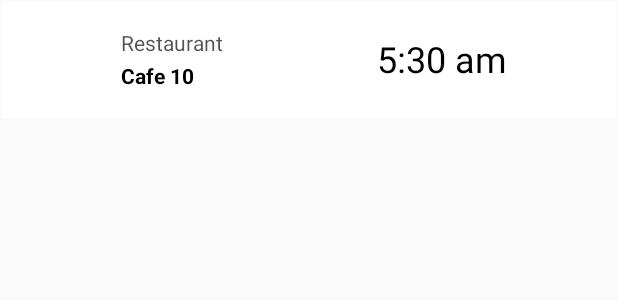
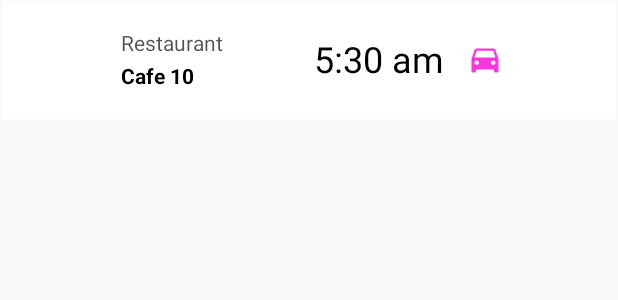
Before and after one commit to allusai/TravelApp, an Android app: the layout schedule_item.xml on its own in the app's theme, with its tools: preview values and no code run, on a phone screen of 412 x 824 dp. Shown: the top 300 px of the screen. Run offline under Robolectric (Android 15) with nearby library versions, the phone set to English and light mode, and no system bars.

Commit message:
Added the ability to call the local rideshare company to take you to the next place on your schedule

```diff
--- a/app/src/main/java/com/example/travelapp/QueryMaker.java
+++ b/app/src/main/java/com/example/travelapp/QueryMaker.java
@@ -38,7 +38,7 @@ public class QueryMaker {
                 String[] tokens = line.split(",");
 
                 //Make a TouristLocation object with the right casting
-                TouristLocation newLoc = new TouristLocation(tokens[0], tokens[1], tokens[2], tokens[3], tokens[4], Boolean.parseBoolean(tokens[5]), Double.parseDouble(tokens[6]), tokens[7], Integer.parseInt(tokens[8]), Integer.parseInt(tokens[9]));
+                TouristLocation newLoc = new TouristLocation(tokens[0], tokens[1], tokens[2], tokens[3], tokens[4], Boolean.parseBoolean(tokens[5]), Double.parseDouble(tokens[6]), tokens[7], Integer.parseInt(tokens[8]), Integer.parseInt(tokens[9]), tokens[10]);
 
                 //Add this TouristLocation to the array
                 placesList[i] = newLoc;
--- /dev/null
+++ b/app/src/main/res/drawable/ic_baseline_directions_car_24.xml
@@ -0,0 +1,5 @@
+<vector android:height="24dp" android:tint="#FF35DD"
+    android:viewportHeight="24" android:viewportWidth="24"
+    android:width="24dp" xmlns:android="http://schemas.android.com/apk/res/android">
+    <path android:fillColor="@android:color/white" android:pathData="M18.92,6.01C18.72,5.42 18.16,5 17.5,5h-11c-0.66,0 -1.21,0.42 -1.42,1.01L3,12v8c0,0.55 0.45,1 1,1h1c0.55,0 1,-0.45 1,-1v-1h12v1c0,0.55 0.45,1 1,1h1c0.55,0 1,-0.45 1,-1v-8l-2.08,-5.99zM6.5,16c-0.83,0 -1.5,-0.67 -1.5,-1.5S5.67,13 6.5,13s1.5,0.67 1.5,1.5S7.33,16 6.5,16zM17.5,16c-0.83,0 -1.5,-0.67 -1.5,-1.5s0.67,-1.5 1.5,-1.5 1.5,0.67 1.5,1.5 -0.67,1.5 -1.5,1.5zM5,11l1.5,-4.5h11L19,11L5,11z"/>
+</vector>
--- a/app/src/main/res/layout/schedule_item.xml
+++ b/app/src/main/res/layout/schedule_item.xml
@@ -14,14 +14,14 @@
         android:layout_height="62dp" />
 
     <LinearLayout
-        android:layout_width="180dp"
+        android:layout_width="138dp"
         android:layout_height="wrap_content"
         android:orientation="vertical"
         android:padding="8dp">
 
         <TextView
             android:id="@+id/category"
-            android:layout_width="164dp"
+            android:layout_width="123dp"
             android:layout_height="match_parent"
             android:padding="1dp"
             android:text="Restaurant"
@@ -31,7 +31,7 @@
 
         <TextView
             android:id="@+id/restaurantName"
-            android:layout_width="164dp"
+            android:layout_width="116dp"
             android:layout_height="match_parent"
             android:padding="1dp"
             android:text="Cafe 10"
@@ -50,4 +50,14 @@
         android:textColor="#000000"
         android:textSize="24sp" />
 
+    <ImageButton
+        android:id="@+id/rideshareButton"
+        android:layout_width="54dp"
+        android:layout_height="60dp"
+        android:adjustViewBounds="false"
+        android:background="@null"
+        android:contentDescription="@string/rideshareButtonDescription"
+        android:gravity="center"
+        android:src="@drawable/ic_baseline_directions_car_24" />
+
 </LinearLayout>
--- a/app/src/main/res/values/strings.xml
+++ b/app/src/main/res/values/strings.xml
@@ -9,6 +9,7 @@
     <string name="alarmContentDescription">This is an alarm button which launches a picker</string>
     <string name="schedule_button_text">Open Your Schedule</string>
     <string name="second_activity_text">These are your favorite locations</string>
+    <string name="rideshareButtonDescription">This button books a rideshare trip</string>
     <string-array name="cities">
         <item>Paris</item>
         <item>London</item>
```
Also changed, not shown: app/src/main/assets/data.txt (+13 -13 lines), app/src/main/java/com/example/travelapp/ScheduleAdapter.java (+108 -1 lines), app/src/main/java/com/example/travelapp/TouristLocation.java (+10 -1 lines), app/src/main/java/com/example/travelapp/ViewScheduleActivity.java (+9 -0 lines).
